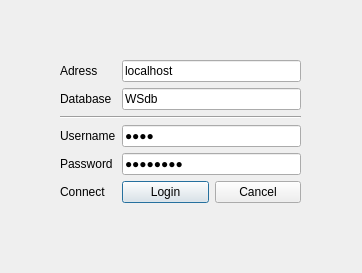
Old version of the form client/dbconnector.ui in the repository lonkaars/avans-whether-station.
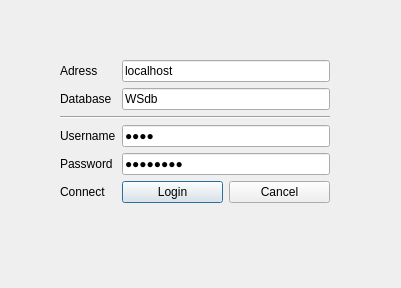
New version of the form.

```diff
--- a/client/dbconnector.ui
+++ b/client/dbconnector.ui
@@ -6,8 +6,8 @@
    <rect>
     <x>0</x>
     <y>0</y>
-    <width>362</width>
-    <height>273</height>
+    <width>401</width>
+    <height>288</height>
    </rect>
   </property>
   <property name="windowTitle">
@@ -18,8 +18,8 @@
     <rect>
      <x>60</x>
      <y>60</y>
-     <width>241</width>
-     <height>173</height>
+     <width>270</width>
+     <height>171</height>
     </rect>
    </property>
    <layout class="QFormLayout" name="formLayout">
```
